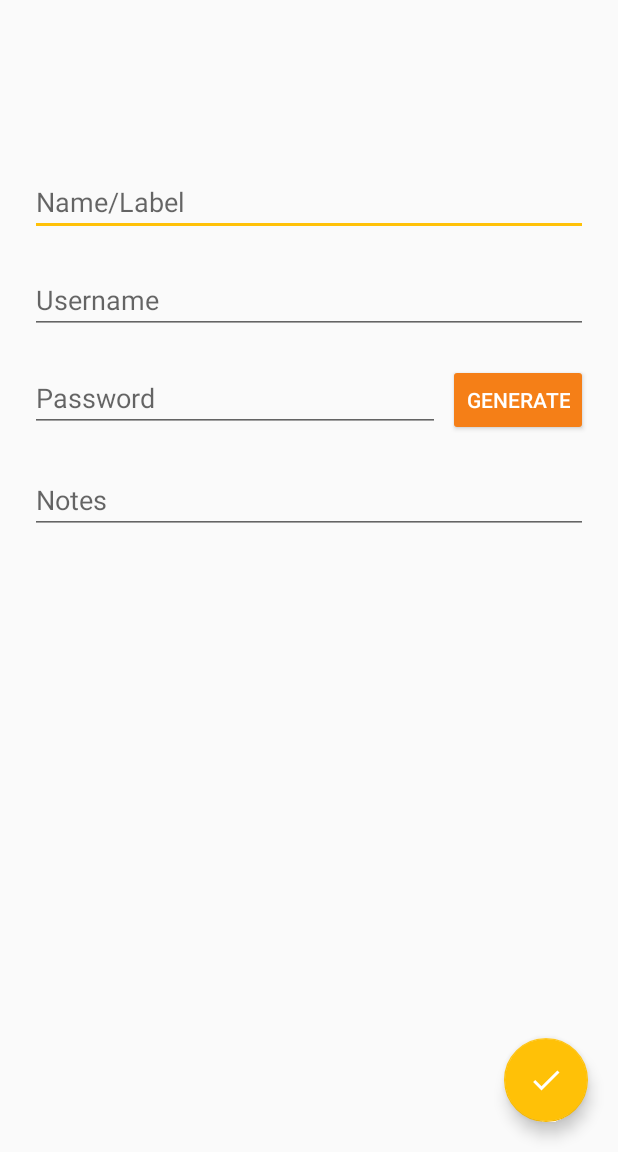
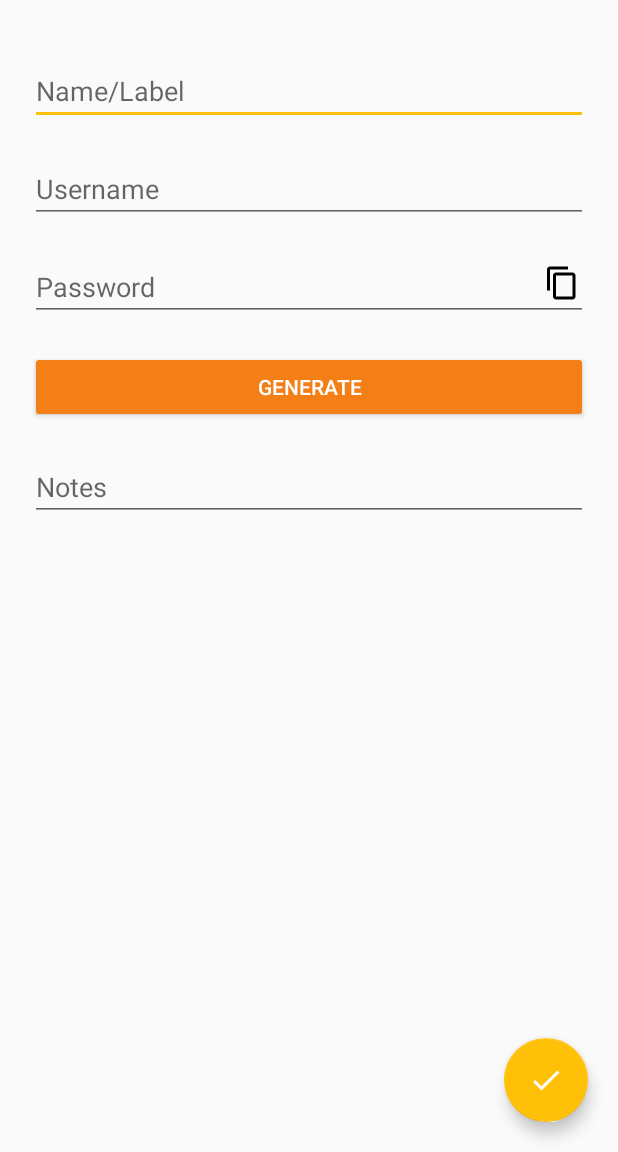
Before and after one commit to jkressel/HashPass, an Android app: the MainActivity screen opened directly, with no data from a screen before it, after a tap on "New Password", on a phone screen of 412 x 824 dp, the part 84-1236 px from its top. Run offline under Robolectric (Android 15) with nearby library versions, the phone set to English and light mode, and no system bars; our stand-ins replace Room's generated code; libraries missing offline, so code that uses them is left out: com.elconfidencial.bubbleshowcase; 4 statements that could not run were skipped.

Commit message:
Minor tweaks

```diff
--- a/app/src/main/java/eu/japk/hashpass/MainActivity.java
+++ b/app/src/main/java/eu/japk/hashpass/MainActivity.java
@@ -4,6 +4,7 @@ import androidx.annotation.NonNull;
 import androidx.annotation.Nullable;
 import androidx.appcompat.app.ActionBarDrawerToggle;
 import androidx.appcompat.app.AppCompatActivity;
+import androidx.appcompat.widget.SearchView;
 import androidx.drawerlayout.widget.DrawerLayout;
 import androidx.lifecycle.Observer;
 import androidx.lifecycle.ViewModelProviders;
@@ -12,9 +13,13 @@ import androidx.recyclerview.widget.RecyclerView;
 import android.content.Context;
 import android.content.Intent;
 import android.content.SharedPreferences;
+import android.graphics.Color;
 import android.os.Bundle;
+import android.view.Menu;
 import android.view.MenuItem;
 import android.view.View;
+import android.widget.ImageView;
+
 import androidx.appcompat.widget.Toolbar;
 import com.elconfidencial.bubbleshowcase.BubbleShowCase;
 import com.elconfidencial.bubbleshowcase.BubbleShowCaseBuilder;
@@ -140,6 +145,35 @@ public class MainActivity extends AppCompatActivity {
     }
 
     @Override
+    public boolean onCreateOptionsMenu(Menu menu) {
+        // R.menu.mymenu is a reference to an xml file named mymenu.xml which should be inside your res/menu directory.
+        // If you don't have res/menu, just create a directory named "menu" inside res
+        getMenuInflater().inflate(R.menu.main_menu, menu);
+
+        final MenuItem searchItem = menu.findItem(R.id.action_search);
+        final SearchView searchView = (SearchView) searchItem.getActionView();
+        ImageView icon = searchView.findViewById(androidx.appcompat.R.id.search_button);
+        icon.setColorFilter(Color.WHITE);
+        searchView.setOnQueryTextListener(new SearchView.OnQueryTextListener() {
+            @Override
+            public boolean onQueryTextSubmit(String query) {
+                adapter.filter(query);
+                return true;
+            }
+
+            @Override
+            public boolean onQueryTextChange(String newText) {
+                adapter.filter(newText);
+                return true;
+            }
+        });
+
+
+        return super.onCreateOptionsMenu(menu);
+
+    }
+
+    @Override
     public boolean onOptionsItemSelected(android.view.MenuItem item) {
         return t.onOptionsItemSelected(item);
     }
--- /dev/null
+++ b/app/src/main/res/drawable/ic_baseline_search_24.xml
@@ -0,0 +1,5 @@
+<vector android:height="24dp" android:tint="#FFFFFF"
+    android:viewportHeight="24" android:viewportWidth="24"
+    android:width="24dp" xmlns:android="http://schemas.android.com/apk/res/android">
+    <path android:fillColor="@android:color/white" android:pathData="M15.5,14h-0.79l-0.28,-0.27C15.41,12.59 16,11.11 16,9.5 16,5.91 13.09,3 9.5,3S3,5.91 3,9.5 5.91,16 9.5,16c1.61,0 3.09,-0.59 4.23,-1.57l0.27,0.28v0.79l5,4.99L20.49,19l-4.99,-5zM9.5,14C7.01,14 5,11.99 5,9.5S7.01,5 9.5,5 14,7.01 14,9.5 11.99,14 9.5,14z"/>
+</vector>
--- a/app/src/main/res/layout/activity_add_new.xml
+++ b/app/src/main/res/layout/activity_add_new.xml
@@ -25,7 +25,7 @@
         android:hint="@string/name_label"
         app:layout_constraintTop_toTopOf="parent"
         app:layout_constraintBottom_toBottomOf="parent"
-        app:layout_constraintVertical_bias="0.2"
+        app:layout_constraintVertical_bias="0.1"
         app:layout_constraintLeft_toLeftOf="parent"
         app:layout_constraintRight_toRightOf="parent"
         android:layout_margin="20dp"
@@ -42,41 +42,47 @@
         android:layout_margin="20dp"
         android:singleLine="true"/>
 
-    <LinearLayout
-        android:layout_width="match_parent"
-        android:layout_height="wrap_content"
-        android:orientation="horizontal"
-        android:id="@+id/addLin1"
-        app:layout_constraintTop_toBottomOf="@+id/pwUser"
-        >
 
     <EditText
         android:layout_width="match_parent"
         android:layout_height="wrap_content"
         android:id="@+id/pw"
         android:hint="@string/password"
-        android:layout_marginStart="20dp"
-        android:layout_marginTop="20dp"
-        android:layout_marginBottom="20dp"
+        android:layout_margin="20dp"
         android:singleLine="true"
         android:layout_weight="1"
         android:editable="false"
+        app:layout_constraintTop_toBottomOf="@id/pwUser"
         />
 
+        <ImageButton
+            android:layout_width="wrap_content"
+            android:layout_height="wrap_content"
+            android:layout_marginStart="5dp"
+            android:layout_marginEnd="5dp"
+            android:id="@+id/pwCopy"
+            style="?android:colorButtonNormal"
+            android:textColor="#ffffff"
+            android:src="@drawable/ic_content_copy_black_24dp"
+            android:background="@android:color/transparent"
+            app:layout_constraintRight_toRightOf="@+id/pw"
+            app:layout_constraintBottom_toBottomOf="@+id/pw"
+            app:layout_constraintTop_toTopOf="@+id/pw"
+            android:layout_marginBottom="5dp"
+
+            />
+
     <Button
-        android:layout_width="wrap_content"
+        android:layout_width="fill_parent"
         android:layout_height="wrap_content"
         android:text="@string/generate"
-        android:layout_marginStart="5dp"
-        android:layout_marginTop="20dp"
-        android:layout_marginBottom="20dp"
-        android:layout_marginEnd="20dp"
+        android:layout_margin="20dp"
         android:id="@+id/genBtn"
         style="?android:colorButtonNormal"
         android:textColor="#ffffff"
         app:cornerRadius="30dp"
+        app:layout_constraintTop_toBottomOf="@+id/pw"
         />
-    </LinearLayout>
 
     <EditText
         android:layout_width="match_parent"
@@ -84,9 +90,8 @@
         android:scrollbars="vertical"
         android:hint="@string/notes"
         android:id="@+id/pwNotes"
-        app:layout_constraintTop_toBottomOf="@+id/addLin1"
-        android:layout_marginLeft="20dp"
-        android:layout_marginRight="20dp"/>
+        app:layout_constraintTop_toBottomOf="@+id/genBtn"
+        android:layout_margin="20dp"/>
 
     <com.google.android.material.floatingactionbutton.FloatingActionButton
         android:id="@+id/fabAdd"
--- /dev/null
+++ b/app/src/main/res/menu/main_menu.xml
@@ -0,0 +1,8 @@
+<?xml version="1.0" encoding="utf-8"?>
+<menu xmlns:android="http://schemas.android.com/apk/res/android" xmlns:app="http://schemas.android.com/apk/res-auto">
+    <item android:id="@+id/action_search"
+        android:title="Search"
+        app:actionViewClass="androidx.appcompat.widget.SearchView"
+        app:showAsAction="always"
+        android:icon="@drawable/ic_baseline_search_24"/>
+</menu>
```
Also changed, not shown: app/src/main/java/eu/japk/hashpass/AddNew.java (+22 -0 lines), app/src/main/java/eu/japk/hashpass/RecordListAdapter.java (+19 -0 lines).
